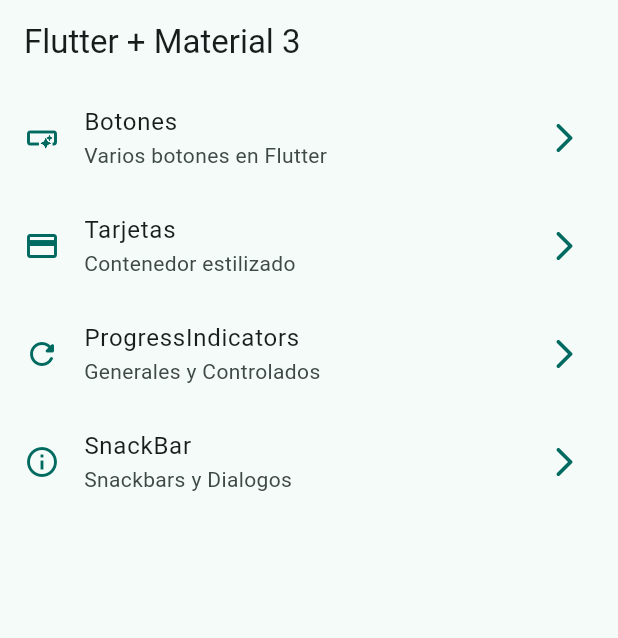
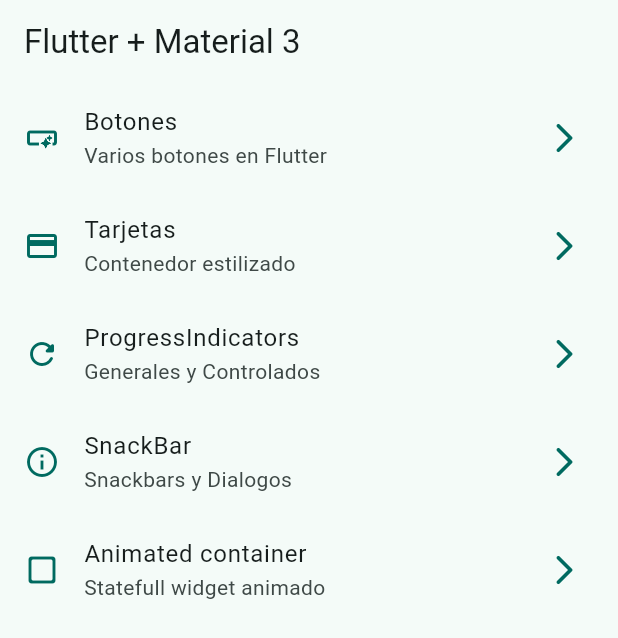
Before and after one commit to rliaudat/flutter, a Flutter app: the screen it shows after launch, on a phone screen of 412 x 824 dp. Shown: the top 638 px of the screen. Run offline on Flutter 3.47's test engine with Material 2 defaults, Android fonts, the phone set to English and light mode, and no system bars; our stand-ins replace go_router.

Commit message:
animated container terminado

```diff
--- a/lib/config/router/app_router.dart
+++ b/lib/config/router/app_router.dart
@@ -31,6 +31,12 @@
       builder: (context, state) => const SnackbarScreen(),
     ),
 
+  GoRoute(
+      path: '/animated',
+      name: AnimatedScreen.name,
+      builder: (context, state) => const AnimatedScreen(),
+    ),
+
 
   ],
 );
--- a/lib/menu/menu_items.dart
+++ b/lib/menu/menu_items.dart
@@ -43,5 +43,12 @@
     icon: Icons.info_outline
   ),
 
+MenuItem (
+    title: 'Animated container',
+    subtitle: 'Statefull widget animado',
+    link: '/animated',
+    icon: Icons.check_box_outline_blank_rounded
+  ),
+
 
 ];
```
Also changed, not shown: lib/presentation/screens/animated/animated_screen.dart (+59 -2 lines).
